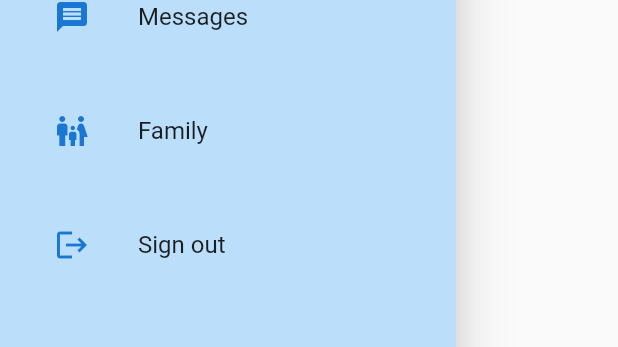
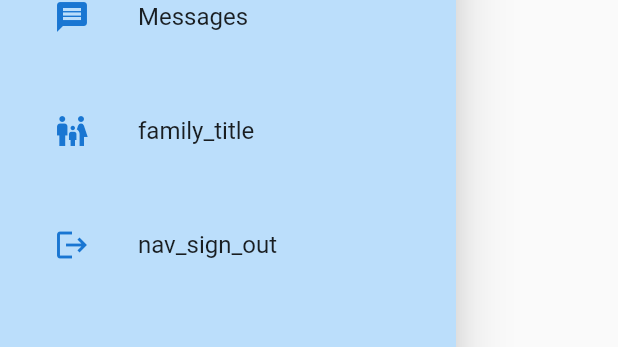
Before and after one commit to MarekRepinski/family_fridge_manager, a Flutter app: the NavigationDrawerWidget widget shown alone on an empty page, opened directly, on a phone screen of 412 x 824 dp. Shown: the part 130-477 px from the top of the screen. Run offline on Flutter 3.47's test engine with Material 2 defaults, Android fonts, the phone set to English and light mode, and no system bars; our stand-ins replace cloud_firestore, firebase_auth, firebase_core, firebase_storage, get, get_storage and 1 more; missing offline and left inert: splash_screen_view; accounts and stored records are empty.

Commit message:
Minor bug-fix and started on Family page

```diff
--- a/lib/core/constants/ffm_translations.dart
+++ b/lib/core/constants/ffm_translations.dart
@@ -35,7 +35,6 @@ class FFMTranslations extends Translations {
           'login_controller_ok': 'OK',
           'splash_view_text': 'Loading...',
           'nav_messages' : 'Messages',
-          'nav_family' : 'Family',
           'nav_sign_out' : 'Sign out',
           'home_add_stuff' : 'add stuff',
           'add_item_title' : 'Add to fridge',
@@ -54,6 +53,10 @@ class FFMTranslations extends Translations {
           'fridge_item_detail_title' : 'Please eat me!',
           'fridge_item_detail_best_before' : 'Best before: ',
           'fridge_item_detail_overdue' : ' - NOTE! OVERDUE!!',
+          'family_title' : 'Family',
+          'family_headline' : 'My Family',
+          'family_sub_headline' : '(and Fridge-Friends)',
+          'add_family_member_title' : 'Add Family Member',
         },
         'sv_SE': {
           'null': '',
@@ -87,7 +90,6 @@ class FFMTranslations extends Translations {
           'login_controller_ok': 'OK',
           'splash_view_text': 'Laddar...',
           'nav_messages' : 'Meddelande',
-          'nav_family' : 'Familj',
           'nav_sign_out' : 'Logga ut',
           'home_add_stuff' : 'lägg till',
           'add_item_title' : 'Lägg till i kylen',
@@ -106,6 +108,10 @@ class FFMTranslations extends Translations {
           'fridge_item_detail_title' : 'Ät mig!',
           'fridge_item_detail_best_before' : 'Bäst före: ',
           'fridge_item_detail_overdue' : ' - NOTERA! GAMMAL!!',
+          'family_title' : 'Familj',
+          'family_headline' : 'Min Familj',
+          'family_sub_headline' : '(och Kylskåps-vänner)',
+          'add_family_member_title' : 'Lägg till medlem',
         },
         // 'pl_PL':{
         //   'home_title': 'Dom',
--- a/lib/core/constants/navigation_const.dart
+++ b/lib/core/constants/navigation_const.dart
@@ -1,4 +1,5 @@
 import 'package:flutter/material.dart';
+import 'package:get/get.dart';
 
 enum Pages {
   root,
@@ -7,6 +8,8 @@ enum Pages {
   home,
   addFridgeItem,
   fridgeItemDetail,
+  family,
+  addFamily,
 }
 
 extension PagesExtension on Pages {
@@ -24,6 +27,10 @@ extension PagesExtension on Pages {
         return '/addFridgeItem';
       case Pages.fridgeItemDetail:
         return '/fridgeItemDetail';
+      case Pages.family:
+        return '/family';
+      case Pages.addFamily:
+        return '/addFamily';
     }
   }
 
@@ -36,28 +43,36 @@ extension PagesExtension on Pages {
       case Pages.login:
         return 'Login';
       case Pages.home:
-        return 'Home';
+        return 'Family Fridge Manager';
       case Pages.addFridgeItem:
-        return 'Add Fridge Item';
+        return 'add_item_title'.tr;
       case Pages.fridgeItemDetail:
-        return 'Fridge Item Detail';
+        return 'fridge_item_detail_title'.tr;
+      case Pages.family:
+        return 'family_title'.tr;
+      case Pages.addFamily:
+        return 'add_family_member_title'.tr;
     }
   }
 
-  Icon get getDisplayIcon {
+  IconData get getDisplayIcon {
     switch (this) {
       case Pages.root:
-        return const Icon(Icons.error);
+        return Icons.error;
       case Pages.loading:
-        return const Icon(Icons.error);
+        return Icons.error;
       case Pages.login:
-        return const Icon(Icons.error);
+        return Icons.error;
       case Pages.home:
-        return const Icon(Icons.house_rounded);
+        return Icons.house_rounded;
       case Pages.addFridgeItem:
-        return const Icon(Icons.icecream);
+        return Icons.icecream;
       case Pages.fridgeItemDetail:
-        return const Icon(Icons.icecream);
+        return Icons.icecream;
+      case Pages.family:
+        return Icons.family_restroom;
+      case Pages.addFamily:
+        return Icons.family_restroom;
     }
   }
 }
--- a/lib/core/routes/route_collection.dart
+++ b/lib/core/routes/route_collection.dart
@@ -28,5 +28,13 @@ class RouteCollection {
         name: Pages.fridgeItemDetail.name,
         page: () => FridgeItemDetail(),
     ),
+    GetPage(
+        name: Pages.family.name,
+        page: () => Family(),
+    ),
+    GetPage(
+        name: Pages.addFamily.name,
+        page: () => AddFamily(),
+    ),
   ];
 }
--- /dev/null
+++ b/lib/presentation/controllers/add_family_controller.dart
@@ -0,0 +1,5 @@
+import 'package:get/get.dart';
+
+class AddFamilyController extends GetxController{
+
+}
--- /dev/null
+++ b/lib/presentation/controllers/family_controller.dart
@@ -0,0 +1,5 @@
+import 'package:get/get.dart';
+
+class FamilyController extends GetxController{
+
+}
--- a/lib/presentation/ui/page/add_fridge_item.dart
+++ b/lib/presentation/ui/page/add_fridge_item.dart
@@ -16,9 +16,7 @@ class AddFridgeItem extends StatelessWidget {
         child: Scaffold(
       appBar: AppBar(
         elevation: 0.0,
-        title: Text(
-          'add_item_title'.tr,
-        ),
+        title: Text(Pages.addFridgeItem.getDisplayName),
       ),
       body: Scrollbar(
         child: SingleChildScrollView(
--- a/lib/presentation/ui/page/home.dart
+++ b/lib/presentation/ui/page/home.dart
@@ -16,7 +16,7 @@ class HomePage extends StatelessWidget {
       endDrawer: NavigationDrawerWidget(),
       appBar: AppBar(
         elevation: 0.0,
-        title: const Text('Family Fridge Manager'),
+        title: Text(Pages.home.getDisplayName),
         actions: [
           Builder(builder: (context) {
             return TextButton.icon(
@@ -27,7 +27,8 @@ class HomePage extends StatelessWidget {
           }),
         ],
       ),
-      body: Center(
+      body: SingleChildScrollView(
+        child: Center(
           child: Padding(
             padding: const EdgeInsets.all(8.0),
             child: Column(
@@ -55,6 +56,7 @@ class HomePage extends StatelessWidget {
                         );
                 }),
               ],
+            ),
           ),
         ),
       ),
--- a/lib/presentation/ui/page/pages.dart
+++ b/lib/presentation/ui/page/pages.dart
@@ -3,3 +3,5 @@ export 'package:family_fridge_manager/presentation/ui/page/home.dart';
 export 'package:family_fridge_manager/presentation/ui/page/loading_page.dart';
 export 'package:family_fridge_manager/presentation/ui/page/login_page.dart';
 export 'package:family_fridge_manager/presentation/ui/page/fridge_item_detail.dart';
+export 'package:family_fridge_manager/presentation/ui/page/family.dart';
+export 'package:family_fridge_manager/presentation/ui/page/add_family.dart';
--- a/lib/presentation/ui/widget/navigation_drawer_widget.dart
+++ b/lib/presentation/ui/widget/navigation_drawer_widget.dart
@@ -30,14 +30,14 @@ class NavigationDrawerWidget extends StatelessWidget {
             const SizedBox(height: 20),
             buildMenuItem(
               context: context,
-              text: 'Family',
-              icon: Icons.family_restroom,
+              text: Pages.family.getDisplayName,
+              icon: Pages.family.getDisplayIcon,
               onClicked: () => selectedItem(context, 1),
             ),
             const SizedBox(height: 20),
             buildMenuItem(
               context: context,
-              text: 'Sign out',
+              text: 'nav_sign_out'.tr,
               icon: Icons.logout,
               onClicked: () => selectedItem(context, 2),
               // onClicked: () {
```
Also changed, not shown: lib/presentation/ui/page/add_family.dart (added, +10 -0 lines), lib/presentation/ui/page/family.dart (added, +41 -0 lines). Lines whose indentation alone changed are shown as unchanged.
